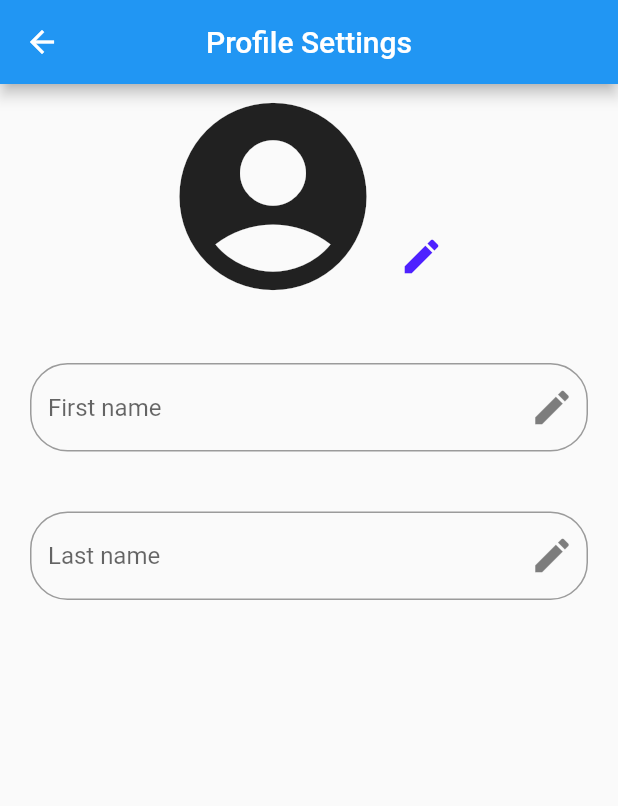
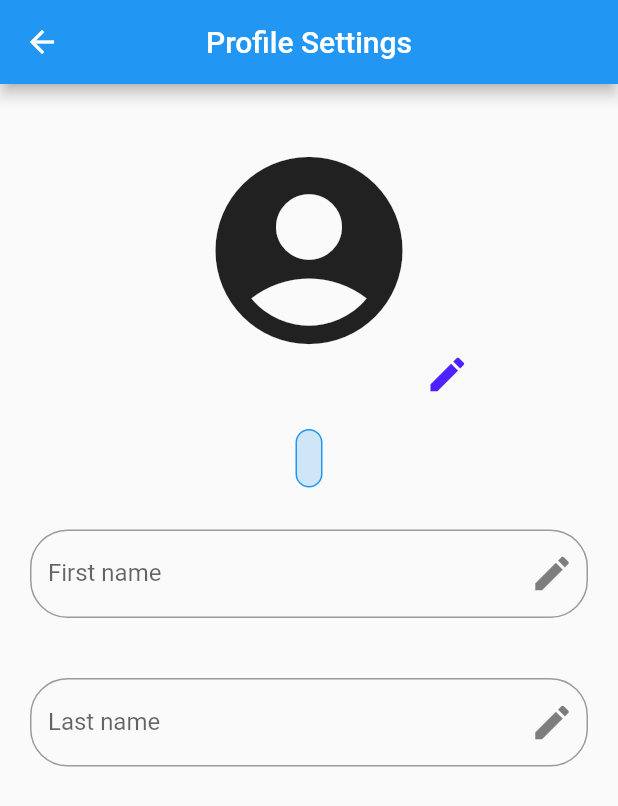
Before and after one commit to Technion236272/2022a-BalanceMe, a Flutter app: the screen it shows once a user with an empty profile is signed in, after a tap on the "arrow forward ios" icon, on a phone screen of 412 x 824 dp. Shown: the top 806 px of the screen. Run offline on Flutter 3.47's test engine with Material 2 defaults, Android fonts, the light colour scheme and no system bars; our stand-ins replace auth_buttons, cloud_firestore, cross_file, email_validator, firebase_analytics, firebase_auth and 11 more; missing offline and left inert: flutter_facebook_auth, sorted_list; accounts and stored records are empty.

Commit message:
Profile setting page design
Design change of profile setting page

issue #212

```diff
--- a/lib/global/constants.dart
+++ b/lib/global/constants.dart
@@ -150,6 +150,13 @@ const double newPasswordSize = 22.0;
 const double profileAvatarRadius = 150.0;
 const double padProfileAvatar = 80.0;
 const double padAroundPencil = 0.0;
+const EdgeInsets avatarPadding = EdgeInsets.all(8.0);
+const double avatarSizeScale = 2;
+const double avatarEditIconPosition = 2.3;
+const EdgeInsets emailContainerPadding = EdgeInsets.all(8.0);
+Color emailContainerBGColor = primaryColor.withOpacity(0.2);
+const double emailContainerBorderRadius = 30.0;
+const double emailContainerFontSize = 18;
 
 //error messages
 const String weakPassword = "weak-password";
@@ -182,7 +189,7 @@ const EdgeInsets dropDownPadding = EdgeInsets.symmetric(horizontal: 10);
 const double numOfItems = 150;
 const TextStyle dropDownTextStyle = TextStyle(color: Colors.black, fontSize: 15);
 const double dropDownIconSize = 30;
-Color dropDownBGcolor = primaryColor.withOpacity(0.2);
+Color dropDownBGColor = primaryColor.withOpacity(0.2);
 Border dropDownBorder = Border.all(color: primaryColor, width: 2);
 Border disabledDropDownBorder = Border.all(color: disabledColor, width: 2);
 
--- a/lib/pages/profile_settings.dart
+++ b/lib/pages/profile_settings.dart
@@ -154,24 +154,50 @@ class _ProfileSettingsState extends State<ProfileSettings> {
       body: SingleChildScrollView(
         child: Column(
           children: [
-            Row(
-              mainAxisAlignment: MainAxisAlignment.center,
+            Stack(
               children: [
-                UserAvatar(widget.authRepository, gc.profileAvatarRadius),
                 Padding(
-                  padding: const EdgeInsets.fromLTRB(gc.padAroundPencil, gc.padProfileAvatar, gc.padAroundPencil, gc.padAroundPencil),
-                  child: GenericIconButton(onTap: _showImageSourceChoice),
+                  padding: gc.avatarPadding,
+                  child: SizedBox(
+                      width: MediaQuery.of(context).size.width/gc.avatarSizeScale,
+                      height: MediaQuery.of(context).size.width/gc.avatarSizeScale,
+                      child: UserAvatar(widget.authRepository, gc.profileAvatarRadius)),
+                ),
+                Positioned(
+                  left: MediaQuery.of(context).size.width/gc.avatarEditIconPosition,
+                  top: MediaQuery.of(context).size.width/(2*gc.avatarEditIconPosition),
+                  child: Padding(
+                    padding: const EdgeInsets.fromLTRB(gc.padAroundPencil, gc.padProfileAvatar, gc.padAroundPencil, gc.padAroundPencil),
+                    child: GenericIconButton(onTap: _showImageSourceChoice),
+                  ),
                 ),
               ],
             ),
-            Visibility(
-                visible: widget.authRepository.user != null,
-                child: Text(widget.authRepository.user!.email!),
+            Padding(
+              padding: gc.emailContainerPadding,
+              child: Visibility(
+                  visible: widget.authRepository.user != null,
+                  child: Container(
+                      decoration: BoxDecoration(
+                        color: gc.emailContainerBGColor,
+                        borderRadius: BorderRadius.circular(gc.emailContainerBorderRadius),
+                        border: Border.all(color: gc.primaryColor)
+                      ),
+                      child: Padding(
+                        padding: gc.emailContainerPadding,
+                        child: Text(
+                          widget.authRepository.user!.email!,
+                          style: const TextStyle(
+                              fontSize: gc.emailContainerFontSize,
+                              color: gc.primaryColor),),
+                      )),
+              ),
             ),
             TextBox(
               _controllerFirstName,
               Languages.of(context)!.strFirstName,
               haveBorder: false,
+              labelText: Text(Languages.of(context)!.strFirstName),
               onChanged: _enableEditFirstName,
               suffix: GenericIconButton(
                 onTap: _updateFirstName,
@@ -183,6 +209,7 @@ class _ProfileSettingsState extends State<ProfileSettings> {
               _controllerLastName,
               Languages.of(context)!.strLastName,
               haveBorder: false,
+              labelText: Text(Languages.of(context)!.strLastName),
               onChanged: _enableEditLastName,
               suffix: GenericIconButton(
                 onTap: _updateLastName,
--- a/lib/widgets/generic_drop_down_button.dart
+++ b/lib/widgets/generic_drop_down_button.dart
@@ -64,7 +64,7 @@ class _GenericDropDownButtonState extends State<GenericDropDownButton> {
         margin: gc.dropDownMargin,
         padding: gc.dropDownPadding,
         decoration: BoxDecoration(
-          color: gc.dropDownBGcolor,
+          color: gc.dropDownBGColor,
           borderRadius: BorderRadius.circular(gc.dropDownRadius),
           border: gc.dropDownBorder,
         ),
```
